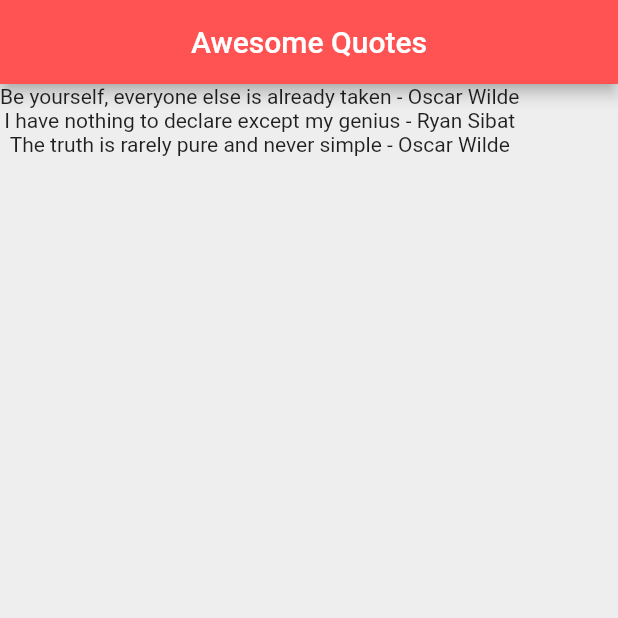
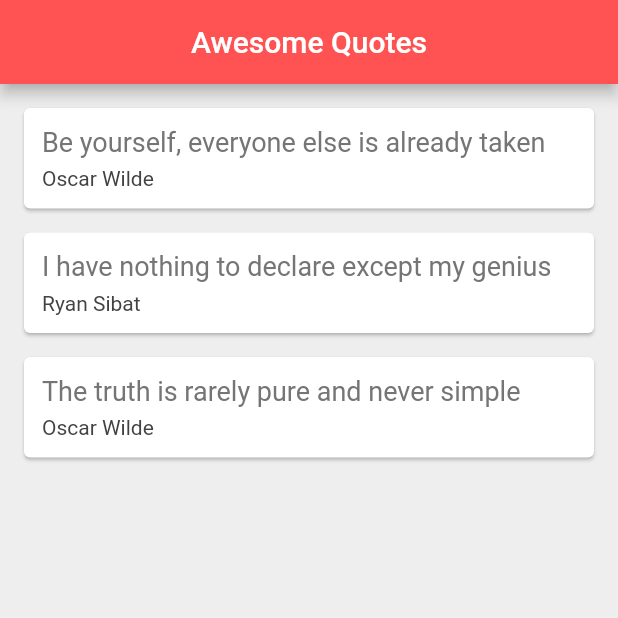
Before and after one commit to ryaaanandrew/flutter-3, a Flutter app: the screen it shows after launch, on a phone screen of 412 x 824 dp, the top half of it. Run offline on Flutter 3.47's test engine with Material 2 defaults, Android fonts, the phone set to English and light mode, and no system bars.

Commit message:
added quotes template

```diff
--- a/lib/main.dart
+++ b/lib/main.dart
@@ -18,6 +18,35 @@ class _QuoteListState extends State<QuoteList> {
     Quote(author: 'Oscar Wilde', text: 'The truth is rarely pure and never simple'),
   ];
 
+  Widget quoteTemplate(quote) {
+    return Card(
+      margin: EdgeInsets.fromLTRB(16.0, 16.0, 16.0, 0),
+      child: Padding(
+        padding: const EdgeInsets.all(12.0),
+        child: Column(
+          crossAxisAlignment: CrossAxisAlignment.stretch,
+          children: <Widget>[
+            Text(
+              quote.text,
+              style: TextStyle(
+                fontSize: 18.0,
+                color: Colors.grey[600]
+              ),
+            ),
+            SizedBox(height: 6.0,),
+            Text(
+              quote.author,
+              style: TextStyle(
+                fontSize: 14.0,
+                color: Colors.grey[800]
+              ),
+            )
+          ],
+        ),
+      ),
+    );
+  }
+
 
   @override
   Widget build(BuildContext context) {
@@ -29,7 +58,7 @@ class _QuoteListState extends State<QuoteList> {
         backgroundColor: Colors.redAccent,
       ),
       body: Column(
-        children: quotes.map((quote) => Text('${quote.text} - ${quote.author}')).toList(),
+        children: quotes.map((quote) => quoteTemplate(quote)).toList(),
       ),
     );
   }
```
